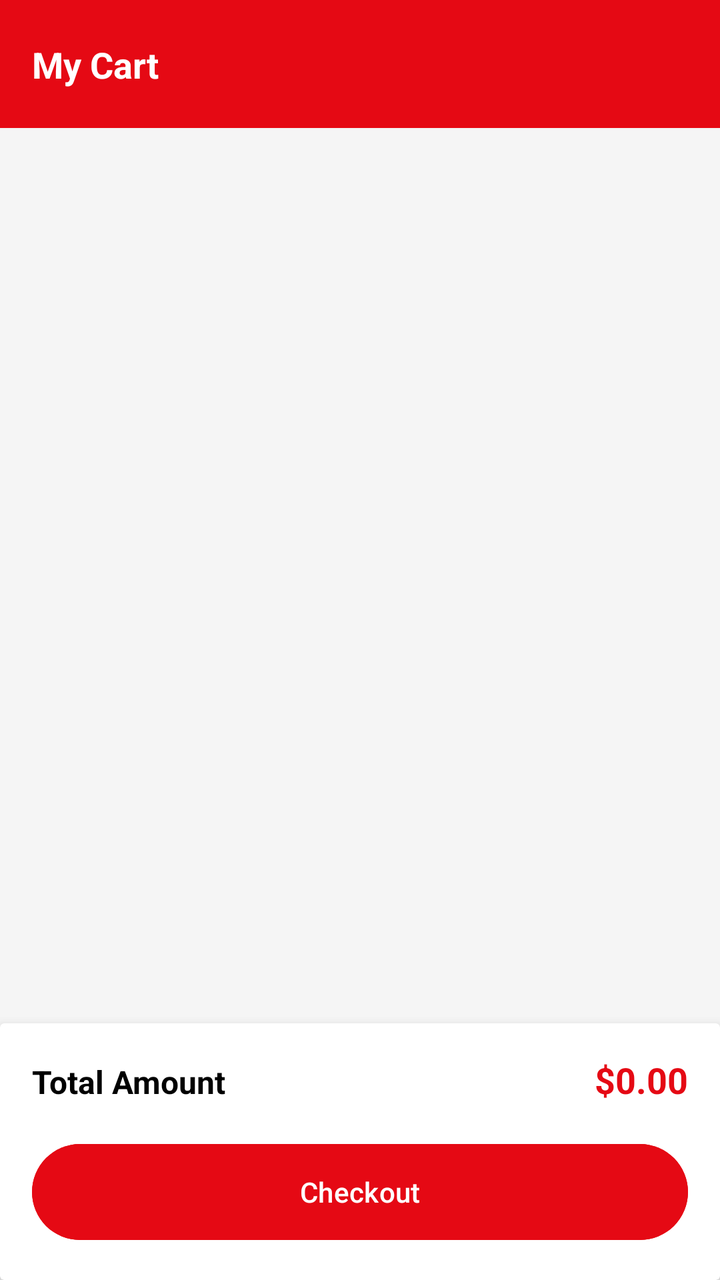
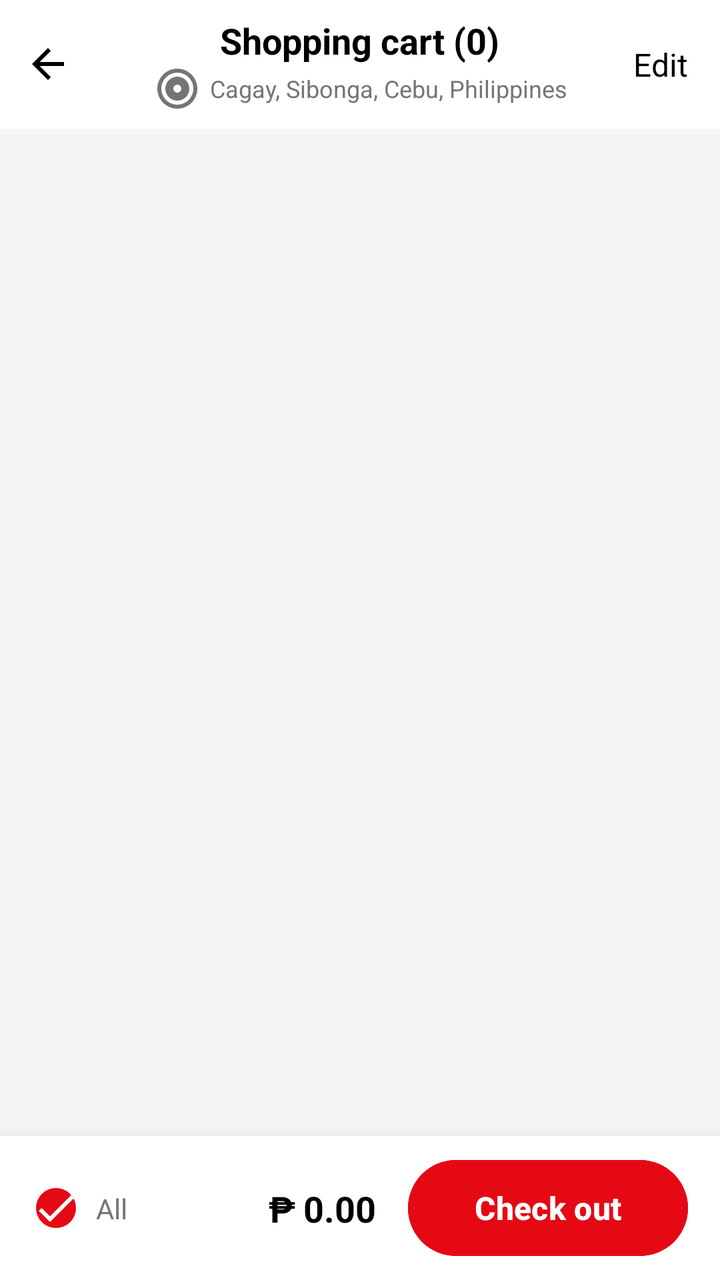

Two renders of the same Android screen: before a commit and after it. Below are the layout's source before the change and the commit's diff.
<!-- AndroidManifest.xml: application theme Theme.FlamePro -->
<!-- res/layout/fragment_cart.xml -->
<?xml version="1.0" encoding="utf-8"?>
<androidx.constraintlayout.widget.ConstraintLayout xmlns:android="http://schemas.android.com/apk/res/android"
    xmlns:app="http://schemas.android.com/apk/res-auto"
    android:layout_width="match_parent"
    android:layout_height="match_parent"
    android:background="@color/light_gray">

    <androidx.constraintlayout.widget.ConstraintLayout
        android:id="@+id/clToolbar"
        android:layout_width="match_parent"
        android:layout_height="?attr/actionBarSize"
        android:background="@color/brand_red"
        app:layout_constraintTop_toTopOf="parent">

        <TextView
            android:layout_width="wrap_content"
            android:layout_height="wrap_content"
            android:layout_marginStart="16dp"
            android:text="My Cart"
            android:textColor="@color/white"
            android:textSize="18sp"
            android:textStyle="bold"
            app:layout_constraintBottom_toBottomOf="parent"
            app:layout_constraintStart_toStartOf="parent"
            app:layout_constraintTop_toTopOf="parent" />
    </androidx.constraintlayout.widget.ConstraintLayout>

    <androidx.recyclerview.widget.RecyclerView
        android:id="@+id/rvCart"
        android:layout_width="match_parent"
        android:layout_height="0dp"
        android:paddingTop="8dp"
        app:layoutManager="androidx.recyclerview.widget.LinearLayoutManager"
        app:layout_constraintBottom_toTopOf="@id/cvSummary"
        app:layout_constraintTop_toBottomOf="@id/clToolbar" />

    <LinearLayout
        android:id="@+id/llEmptyCart"
        android:layout_width="match_parent"
        android:layout_height="0dp"
        android:background="@color/white"
        android:gravity="center"
        android:orientation="vertical"
        android:padding="24dp"
        android:visibility="gone"
        app:layout_constraintBottom_toBottomOf="parent"
        app:layout_constraintTop_toBottomOf="@id/clToolbar">

        <ImageView
            android:layout_width="160dp"
            android:layout_height="160dp"
            android:contentDescription="@string/empty_cart_illustration"
            android:src="@drawable/nav_cart"
            app:tint="#00897B" />

        <TextView
            android:layout_width="wrap_content"
            android:layout_height="wrap_content"
            android:layout_marginTop="24dp"
            android:text="@string/cart_empty_title"
            android:textColor="@color/black"
            android:textSize="26sp"
            android:textStyle="bold" />

        <TextView
            android:layout_width="wrap_content"
            android:layout_height="wrap_content"
            android:layout_marginTop="12dp"
            android:gravity="center"
            android:text="@string/cart_empty_subtitle"
            android:textColor="@color/text_gray"
            android:textSize="17sp" />

        <TextView
            android:layout_width="wrap_content"
            android:layout_height="wrap_content"
            android:layout_marginTop="16dp"
            android:gravity="center"
            android:text="@string/cart_empty_hint"
            android:textColor="@color/text_gray"
            android:textSize="15sp" />

        <com.google.android.material.button.MaterialButton
            android:id="@+id/btnBrowseProducts"
            android:layout_width="match_parent"
            android:layout_height="56dp"
            android:layout_marginTop="40dp"
            android:backgroundTint="@color/brand_red"
            android:text="@string/browse_products"
            android:textAllCaps="false"
            android:textSize="16sp"
            app:cornerRadius="12dp"
            app:icon="@drawable/nav_shop"
            app:iconGravity="textStart"
            app:iconPadding="12dp"
            app:iconTint="@color/white" />

    </LinearLayout>

    <androidx.cardview.widget.CardView
        android:id="@+id/cvSummary"
        android:layout_width="match_parent"
        android:layout_height="wrap_content"
        app:cardElevation="8dp"
        app:layout_constraintBottom_toBottomOf="parent">

        <LinearLayout
            android:layout_width="match_parent"
            android:layout_height="wrap_content"
            android:orientation="vertical"
            android:padding="16dp">

            <LinearLayout
                android:layout_width="match_parent"
                android:layout_height="wrap_content"
                android:orientation="horizontal">

                <TextView
                    android:layout_width="0dp"
                    android:layout_height="wrap_content"
                    android:layout_weight="1"
                    android:text="Total Amount"
                    android:textColor="@color/black"
                    android:textSize="16sp"
                    android:textStyle="bold" />

                <TextView
                    android:id="@+id/tvTotalPrice"
                    android:layout_width="wrap_content"
                    android:layout_height="wrap_content"
                    android:text="$0.00"
                    android:textColor="@color/brand_red"
                    android:textSize="18sp"
                    android:textStyle="bold" />
            </LinearLayout>

            <com.google.android.material.button.MaterialButton
                android:id="@+id/btnCheckout"
                android:layout_width="match_parent"
                android:layout_height="56dp"
                android:layout_marginTop="16dp"
                android:backgroundTint="@color/brand_red"
                android:text="Checkout"
                android:textAllCaps="false" />
        </LinearLayout>
    </androidx.cardview.widget.CardView>

</androidx.constraintlayout.widget.ConstraintLayout>
<!-- resources referenced by this layout -->
<resources>
  <!-- drawable nav_shop (drawable) -->
  <vector xmlns:android="http://schemas.android.com/apk/res/android"
      android:width="24dp"
      android:height="24dp"
      android:viewportWidth="24"
      android:viewportHeight="24">
      <path
          android:fillColor="#FF000000"
          android:pathData="M19,6h-2c0-2.76-2.24-5-5-5S7,3.24,7,6H5C3.9,6,3,6.9,3,8v12c0,1.1,0.9,2,2,2h14c1.1,0,2-0.9,2-2V8C21,6.9,20.1,6,19,6z M12,3c1.66,0,3,1.34,3,3H9C9,4.34,10.34,3,12,3z M19,20H5V8h14V20z M12,12c-1.66,0-3-1.34-3-3h2c0,0.55,0.45,1,1,1s1-0.45,1-1h2C15,10.66,13.66,12,12,12z"/>
  </vector>
  <string name="cart_empty_hint">Browse our products and find something\nyou\'ll love!</string>
  <string name="cart_empty_subtitle">Looks like you haven\'t added anything\nto your cart yet.</string>
  <!-- unchanged entries left out for length: 11 -->
</resources>

<!-- the commit's change to res/layout/fragment_cart.xml (unified diff, before → after) -->
@@ -1,39 +1,83 @@
 <?xml version="1.0" encoding="utf-8"?>
 <androidx.constraintlayout.widget.ConstraintLayout xmlns:android="http://schemas.android.com/apk/res/android"
     xmlns:app="http://schemas.android.com/apk/res-auto"
+    xmlns:tools="http://schemas.android.com/tools"
     android:layout_width="match_parent"
     android:layout_height="match_parent"
     android:background="@color/light_gray">
 
+    
     <androidx.constraintlayout.widget.ConstraintLayout
-        android:id="@+id/clToolbar"
-        android:layout_width="match_parent"
-        android:layout_height="?attr/actionBarSize"
-        android:background="@color/brand_red"
+        android:id="@+id/clTopBar"
+        android:layout_width="match_parent"
+        android:layout_height="wrap_content"
+        android:background="@color/white"
+        android:paddingVertical="8dp"
         app:layout_constraintTop_toTopOf="parent">
 
-        <TextView
-            android:layout_width="wrap_content"
-            android:layout_height="wrap_content"
-            android:layout_marginStart="16dp"
-            android:text="My Cart"
-            android:textColor="@color/white"
+        <ImageView
+            android:id="@+id/ivBack"
+            android:layout_width="48dp"
+            android:layout_height="48dp"
+            android:contentDescription="@string/app_name"
+            android:padding="12dp"
+            android:src="@drawable/ic_back"
+            app:layout_constraintStart_toStartOf="parent"
+            app:layout_constraintTop_toTopOf="parent"
+            app:tint="@color/black" />
+
+        <TextView
+            android:id="@+id/tvTitle"
+            android:layout_width="wrap_content"
+            android:layout_height="wrap_content"
+            android:text="Shopping cart (0)"
+            android:textColor="@color/black"
             android:textSize="18sp"
             android:textStyle="bold"
+            app:layout_constraintEnd_toEndOf="parent"
+            app:layout_constraintStart_toStartOf="parent"
+            app:layout_constraintTop_toTopOf="parent" />
+
+        <TextView
+            android:id="@+id/tvAddress"
+            android:layout_width="wrap_content"
+            android:layout_height="wrap_content"
+            android:drawableStart="@drawable/ic_coverage"
+            android:drawablePadding="4dp"
+            android:gravity="center"
+            android:text="Cagay, Sibonga, Cebu, Philippines"
+            android:textColor="@color/text_gray"
+            android:textSize="12sp"
+            app:layout_constraintEnd_toEndOf="parent"
+            app:layout_constraintStart_toStartOf="parent"
+            app:layout_constraintTop_toBottomOf="@id/tvTitle"
+            app:tint="@color/text_gray" />
+
+        <TextView
+            android:id="@+id/tvEdit"
+            android:layout_width="wrap_content"
+            android:layout_height="wrap_content"
+            android:layout_marginEnd="16dp"
+            android:text="Edit"
+            android:textColor="@color/black"
+            android:textSize="16sp"
             app:layout_constraintBottom_toBottomOf="parent"
-            app:layout_constraintStart_toStartOf="parent"
+            app:layout_constraintEnd_toEndOf="parent"
             app:layout_constraintTop_toTopOf="parent" />
     </androidx.constraintlayout.widget.ConstraintLayout>
 
+    
     <androidx.recyclerview.widget.RecyclerView
         android:id="@+id/rvCart"
         android:layout_width="match_parent"
         android:layout_height="0dp"
         android:paddingTop="8dp"
         app:layoutManager="androidx.recyclerview.widget.LinearLayoutManager"
-        app:layout_constraintBottom_toTopOf="@id/cvSummary"
-        app:layout_constraintTop_toBottomOf="@id/clToolbar" />
-
+        app:layout_constraintBottom_toTopOf="@id/clBottomBar"
+        app:layout_constraintTop_toBottomOf="@id/clTopBar"
+        tools:listitem="@layout/item_cart" />
+
+    
     <LinearLayout
         android:id="@+id/llEmptyCart"
         android:layout_width="match_parent"
@@ -44,7 +88,7 @@
         android:padding="24dp"
         android:visibility="gone"
         app:layout_constraintBottom_toBottomOf="parent"
-        app:layout_constraintTop_toBottomOf="@id/clToolbar">
+        app:layout_constraintTop_toBottomOf="@id/clTopBar">
 
         <ImageView
             android:layout_width="160dp"
@@ -61,24 +105,6 @@
             android:textColor="@color/black"
             android:textSize="26sp"
             android:textStyle="bold" />
-
-        <TextView
-            android:layout_width="wrap_content"
-            android:layout_height="wrap_content"
-            android:layout_marginTop="12dp"
-            android:gravity="center"
-            android:text="@string/cart_empty_subtitle"
-            android:textColor="@color/text_gray"
-            android:textSize="17sp" />
-
-        <TextView
-            android:layout_width="wrap_content"
-            android:layout_height="wrap_content"
-            android:layout_marginTop="16dp"
-            android:gravity="center"
-            android:text="@string/cart_empty_hint"
-            android:textColor="@color/text_gray"
-            android:textSize="15sp" />
 
         <com.google.android.material.button.MaterialButton
             android:id="@+id/btnBrowseProducts"
@@ -88,61 +114,294 @@
             android:backgroundTint="@color/brand_red"
             android:text="@string/browse_products"
             android:textAllCaps="false"
+            app:cornerRadius="12dp" />
+    </LinearLayout>
+
+    
+    <androidx.constraintlayout.widget.ConstraintLayout
+        android:id="@+id/clBottomBar"
+        android:layout_width="match_parent"
+        android:layout_height="72dp"
+        android:background="@color/white"
+        android:elevation="16dp"
+        android:paddingHorizontal="16dp"
+        app:layout_constraintBottom_toBottomOf="parent">
+
+        <ImageView
+            android:id="@+id/cbAll"
+            android:layout_width="24dp"
+            android:layout_height="24dp"
+            android:src="@drawable/custom_checked_circle"
+            android:clickable="true"
+            android:focusable="true"
+            app:layout_constraintBottom_toBottomOf="parent"
+            app:layout_constraintStart_toStartOf="parent"
+            app:layout_constraintTop_toTopOf="parent" />
+
+        <TextView
+            android:id="@+id/tvAllLabel"
+            android:layout_width="wrap_content"
+            android:layout_height="wrap_content"
+            android:layout_marginStart="8dp"
+            android:text="All"
+            android:textColor="@color/text_gray"
+            android:textSize="14sp"
+            app:layout_constraintBottom_toBottomOf="@id/cbAll"
+            app:layout_constraintStart_toEndOf="@id/cbAll"
+            app:layout_constraintTop_toTopOf="@id/cbAll" />
+
+        <TextView
+            android:id="@+id/tvTotalPriceSymbol"
+            android:layout_width="wrap_content"
+            android:layout_height="wrap_content"
+            android:layout_marginEnd="4dp"
+            android:text="₱"
+            android:textColor="@color/black"
+            android:textSize="18sp"
+            android:textStyle="bold"
+            app:layout_constraintBottom_toBottomOf="parent"
+            app:layout_constraintEnd_toStartOf="@id/tvTotalPrice"
+            app:layout_constraintTop_toTopOf="parent" />
+
+        <TextView
+            android:id="@+id/tvTotalPrice"
+            android:layout_width="wrap_content"
+            android:layout_height="wrap_content"
+            android:layout_marginEnd="16dp"
+            android:text="0.00"
+            android:textColor="@color/black"
+            android:textSize="18sp"
+            android:textStyle="bold"
+            app:layout_constraintBottom_toBottomOf="parent"
+            app:layout_constraintEnd_toStartOf="@id/btnCheckout"
+            app:layout_constraintTop_toTopOf="parent" />
+
+        <com.google.android.material.button.MaterialButton
+            android:id="@+id/btnCheckout"
+            android:layout_width="140dp"
+            android:layout_height="48dp"
+            android:backgroundTint="@color/brand_red"
+            android:insetTop="0dp"
+            android:insetBottom="0dp"
+            android:text="Check out"
+            android:textAllCaps="false"
+            android:textColor="@color/white"
             android:textSize="16sp"
-            app:cornerRadius="12dp"
-            app:icon="@drawable/nav_shop"
-            app:iconGravity="textStart"
-            app:iconPadding="12dp"
-            app:iconTint="@color/white" />
-
+            android:textStyle="bold"
+            app:cornerRadius="24dp"
+            app:layout_constraintBottom_toBottomOf="parent"
+            app:layout_constraintEnd_toEndOf="parent"
+            app:layout_constraintTop_toTopOf="parent" />
+
+    </androidx.constraintlayout.widget.ConstraintLayout>
+
+</androidx.constraintlayout.widget.ConstraintLayout>
+<!-- res/layout/item_cart.xml (included above) -->
+<?xml version="1.0" encoding="utf-8"?>
+<LinearLayout xmlns:android="http://schemas.android.com/apk/res/android"
+    xmlns:app="http://schemas.android.com/apk/res-auto"
+    xmlns:tools="http://schemas.android.com/tools"
+    android:layout_width="match_parent"
+    android:layout_height="wrap_content"
+    android:background="@color/white"
+    android:orientation="vertical"
+    android:paddingHorizontal="16dp">
+
+    
+    <LinearLayout
+        android:id="@+id/llShopHeader"
+        android:layout_width="match_parent"
+        android:layout_height="wrap_content"
+        android:layout_marginTop="16dp"
+        android:gravity="center_vertical"
+        android:orientation="horizontal">
+
+        <ImageView
+            android:id="@+id/cbShop"
+            android:layout_width="24dp"
+            android:layout_height="24dp"
+            android:src="@drawable/custom_checked_circle"
+            android:clickable="true"
+            android:focusable="true" />
+
+        <TextView
+            android:id="@+id/tvShopName"
+            android:layout_width="wrap_content"
+            android:layout_height="wrap_content"
+            android:layout_marginStart="12dp"
+            android:text="FlamePro Shop"
+            android:textColor="@color/black"
+            android:textSize="16sp"
+            android:textStyle="bold" />
+
+        <ImageView
+            android:layout_width="16dp"
+            android:layout_height="16dp"
+            android:layout_marginStart="4dp"
+            android:src="@drawable/ic_chevron_right"
+            app:tint="@color/text_gray" />
     </LinearLayout>
 
-    <androidx.cardview.widget.CardView
-        android:id="@+id/cvSummary"
+    <androidx.constraintlayout.widget.ConstraintLayout
         android:layout_width="match_parent"
         android:layout_height="wrap_content"
-        app:cardElevation="8dp"
-        app:layout_constraintBottom_toBottomOf="parent">
+        android:layout_marginTop="12dp"
+        android:paddingBottom="16dp">
+
+        <ImageView
+            android:id="@+id/cbItem"
+            android:layout_width="24dp"
+            android:layout_height="24dp"
+            android:src="@drawable/custom_checked_circle"
+            android:clickable="true"
+            android:focusable="true"
+            app:layout_constraintBottom_toBottomOf="@id/cvProductImage"
+            app:layout_constraintStart_toStartOf="parent"
+            app:layout_constraintTop_toTopOf="@id/cvProductImage" />
+
+        <com.google.android.material.card.MaterialCardView
+            android:id="@+id/cvProductImage"
+            android:layout_width="100dp"
+            android:layout_height="100dp"
+            android:layout_marginStart="12dp"
+            app:cardCornerRadius="8dp"
+            app:cardElevation="0dp"
+            app:layout_constraintStart_toEndOf="@id/cbItem"
+            app:layout_constraintTop_toTopOf="parent">
+
+            <ImageView
+                android:id="@+id/ivProduct"
+                android:layout_width="match_parent"
+                android:layout_height="match_parent"
+                android:padding="4dp"
+                android:scaleType="centerInside"
+                android:src="@drawable/logo" />
+        </com.google.android.material.card.MaterialCardView>
+
+        <TextView
+            android:id="@+id/tvName"
+            android:layout_width="0dp"
+            android:layout_height="wrap_content"
+            android:layout_marginStart="12dp"
+            android:ellipsize="end"
+            android:maxLines="2"
+            android:text="100% Original FlamePro Extinguisher Premium Grade"
+            android:textColor="@color/black"
+            android:textSize="14sp"
+            app:layout_constraintEnd_toStartOf="@id/ivDelete"
+            app:layout_constraintStart_toEndOf="@id/cvProductImage"
+            app:layout_constraintTop_toTopOf="parent" />
+
+        <ImageView
+            android:id="@+id/ivDelete"
+            android:layout_width="24dp"
+            android:layout_height="24dp"
+            android:src="@drawable/ic_delete"
+            app:layout_constraintEnd_toEndOf="parent"
+            app:layout_constraintTop_toTopOf="parent"
+            app:tint="@color/brand_red" />
+
+        <TextView
+            android:id="@+id/tvVariant"
+            android:layout_width="wrap_content"
+            android:layout_height="wrap_content"
+            android:layout_marginTop="4dp"
+            android:background="@drawable/light_gray_rect"
+            android:drawableEnd="@drawable/ic_chevron_right"
+            android:drawablePadding="4dp"
+            android:paddingHorizontal="8dp"
+            android:paddingVertical="2dp"
+            android:text="5 lb, ABC Dry"
+            android:textColor="@color/text_gray"
+            android:textSize="12sp"
+            app:layout_constraintStart_toStartOf="@id/tvName"
+            app:layout_constraintTop_toBottomOf="@id/tvName" />
+
+        <TextView
+            android:id="@+id/tvPriceSymbol"
+            android:layout_width="wrap_content"
+            android:layout_height="wrap_content"
+            android:layout_marginTop="8dp"
+            android:text="₱"
+            android:textColor="@color/brand_red"
+            android:textSize="18sp"
+            android:textStyle="bold"
+            app:layout_constraintStart_toStartOf="@id/tvName"
+            app:layout_constraintTop_toBottomOf="@id/tvVariant" />
+
+        <TextView
+            android:id="@+id/tvPrice"
+            android:layout_width="wrap_content"
+            android:layout_height="wrap_content"
+            android:text="469.00"
+            android:textColor="@color/brand_red"
+            android:textSize="18sp"
+            android:textStyle="bold"
+            app:layout_constraintBottom_toBottomOf="@id/tvPriceSymbol"
+            app:layout_constraintStart_toEndOf="@id/tvPriceSymbol"
+            app:layout_constraintTop_toTopOf="@id/tvPriceSymbol" />
+
+        <TextView
+            android:id="@+id/tvOriginalPrice"
+            android:layout_width="wrap_content"
+            android:layout_height="wrap_content"
+            android:layout_marginTop="2dp"
+            android:text="₱938.00 -50%"
+            android:textColor="@color/text_gray"
+            android:textSize="12sp"
+            app:layout_constraintStart_toStartOf="@id/tvPriceSymbol"
+            app:layout_constraintTop_toBottomOf="@id/tvPriceSymbol" />
+
+        <TextView
+            android:id="@+id/tvBonus"
+            android:layout_width="wrap_content"
+            android:layout_height="wrap_content"
+            android:layout_marginTop="4dp"
+            android:drawableStart="@drawable/ic_gift"
+            android:drawablePadding="4dp"
+            android:text="Get 8% off with bonus"
+            android:textColor="@color/rating_gold"
+            android:textSize="11sp"
+            app:layout_constraintStart_toStartOf="@id/tvName"
+            app:layout_constraintTop_toBottomOf="@id/tvOriginalPrice" />
 
         <LinearLayout
-            android:layout_width="match_parent"
-            android:layout_height="wrap_content"
-            android:orientation="vertical"
-            android:padding="16dp">
-
-            <LinearLayout
-                android:layout_width="match_parent"
+            android:id="@+id/llQuantityPicker"
+            android:layout_width="wrap_content"
+            android:layout_height="28dp"
+            android:background="@drawable/quantity_bg"
+            android:gravity="center_vertical"
+            android:orientation="horizontal"
+            android:paddingHorizontal="4dp"
+            app:layout_constraintBottom_toBottomOf="@id/tvPrice"
+            app:layout_constraintEnd_toEndOf="parent"
+            app:layout_constraintTop_toTopOf="@id/tvPrice">
+
+            <ImageView
+                android:id="@+id/ivMinus"
+                android:layout_width="24dp"
+                android:layout_height="24dp"
+                android:padding="6dp"
+                android:src="@drawable/ic_minus"
+                app:tint="@color/text_gray" />
+
+            <TextView
+                android:id="@+id/tvQuantity"
+                android:layout_width="30dp"
                 android:layout_height="wrap_content"
-                android:orientation="horizontal">
-
-                <TextView
-                    android:layout_width="0dp"
-                    android:layout_height="wrap_content"
-                    android:layout_weight="1"
-                    android:text="Total Amount"
-                    android:textColor="@color/black"
-                    android:textSize="16sp"
-                    android:textStyle="bold" />
-
-                <TextView
-                    android:id="@+id/tvTotalPrice"
-                    android:layout_width="wrap_content"
-                    android:layout_height="wrap_content"
-                    android:text="$0.00"
-                    android:textColor="@color/brand_red"
-                    android:textSize="18sp"
-                    android:textStyle="bold" />
-            </LinearLayout>
-
-            <com.google.android.material.button.MaterialButton
-                android:id="@+id/btnCheckout"
-                android:layout_width="match_parent"
-                android:layout_height="56dp"
-                android:layout_marginTop="16dp"
-                android:backgroundTint="@color/brand_red"
-                android:text="Checkout"
-                android:textAllCaps="false" />
+                android:gravity="center"
+                android:text="1"
+                android:textColor="@color/black"
+                android:textStyle="normal" />
+
+            <ImageView
+                android:id="@+id/ivPlus"
+                android:layout_width="24dp"
+                android:layout_height="24dp"
+                android:padding="6dp"
+                android:src="@drawable/ic_plus"
+                app:tint="@color/text_gray" />
         </LinearLayout>
-    </androidx.cardview.widget.CardView>
-
-</androidx.constraintlayout.widget.ConstraintLayout>
+
+    </androidx.constraintlayout.widget.ConstraintLayout>
+</LinearLayout>
<!-- resource entries referenced after the edit -->
@@ -1,17 +1,104 @@
 <!-- resources referenced by this layout -->
 <resources>
-  <!-- drawable nav_shop (drawable) -->
+  <color name="rating_gold">#FFD700</color>
+  <!-- drawable custom_checked_circle (drawable) -->
   <vector xmlns:android="http://schemas.android.com/apk/res/android"
       android:width="24dp"
       android:height="24dp"
       android:viewportWidth="24"
       android:viewportHeight="24">
       <path
-          android:fillColor="#FF000000"
-          android:pathData="M19,6h-2c0-2.76-2.24-5-5-5S7,3.24,7,6H5C3.9,6,3,6.9,3,8v12c0,1.1,0.9,2,2,2h14c1.1,0,2-0.9,2-2V8C21,6.9,20.1,6,19,6z M12,3c1.66,0,3,1.34,3,3H9C9,4.34,10.34,3,12,3z M19,20H5V8h14V20z M12,12c-1.66,0-3-1.34-3-3h2c0,0.55,0.45,1,1,1s1-0.45,1-1h2C15,10.66,13.66,12,12,12z"/>
+          android:fillColor="@color/brand_red"
+          android:pathData="M12,12m-10,0a10,10 0,1 1,20 0a10,10 0,1 1,-20 0" />
+      <path
+          android:fillColor="@color/white"
+          android:pathData="M9,16.17L4.83,12l-1.42,1.41L9,19 21,7l-1.41,-1.41L9,16.17z" />
   </vector>
-  <string name="cart_empty_hint">Browse our products and find something\nyou\'ll love!</string>
-  <string name="cart_empty_subtitle">Looks like you haven\'t added anything\nto your cart yet.</string>
+  <!-- drawable ic_back (drawable) -->
+  <vector xmlns:android="http://schemas.android.com/apk/res/android"
+      android:width="24dp"
+      android:height="24dp"
+      android:viewportWidth="24"
+      android:viewportHeight="24">
+      <path
+          android:fillColor="#FFFFFF"
+          android:pathData="M20,11H7.83l5.59,-5.59L12,4l-8,8 8,8 1.41,-1.41L7.83,13H20v-2z" />
+  </vector>
+  <!-- drawable ic_chevron_right (drawable) -->
+  <vector xmlns:android="http://schemas.android.com/apk/res/android"
+      android:width="24dp"
+      android:height="24dp"
+      android:viewportWidth="24"
+      android:viewportHeight="24">
+      <path
+          android:fillColor="#000000"
+          android:pathData="M10,6L8.59,7.41 13.17,12l-4.58,4.59L10,18l6,-6z"/>
+  </vector>
+  <!-- drawable ic_coverage (drawable) -->
+  <vector xmlns:android="http://schemas.android.com/apk/res/android"
+      android:width="24dp"
+      android:height="24dp"
+      android:viewportWidth="24"
+      android:viewportHeight="24">
+      <path
+          android:fillColor="#757575"
+          android:pathData="M12,2C6.48,2 2,6.48 2,12s4.48,10 10,10 10,-4.48 10,-10S17.52,2 12,2ZM12,20c-4.41,0 -8,-3.59 -8,-8s3.59,-8 8,-8 8,3.59 8,8 -3.59,8 -8,8ZM12,6c-3.31,0 -6,2.69 -6,6s2.69,6 6,6 6,-2.69 6,-6 -2.69,-6 -6,-6ZM12,14c-1.1,0 -2,-0.9 -2,-2s0.9,-2 2,-2 2,0.9 2,2 -0.9,2 -2,2Z" />
+  </vector>
+  <!-- drawable ic_delete (drawable) -->
+  <vector xmlns:android="http://schemas.android.com/apk/res/android"
+      android:width="24dp"
+      android:height="24dp"
+      android:viewportWidth="24"
+      android:viewportHeight="24">
+      <path
+          android:fillColor="#757575"
+          android:pathData="M6,19c0,1.1 0.9,2 2,2h8c1.1,0 2,-0.9 2,-2V7H6v12zM19,4h-3.5l-1,-1h-5l-1,1H5v2h14V4z" />
+  </vector>
+  <!-- drawable ic_gift (drawable) -->
+  <vector xmlns:android="http://schemas.android.com/apk/res/android"
+      android:width="24dp"
+      android:height="24dp"
+      android:viewportWidth="24"
+      android:viewportHeight="24">
+      <path
+          android:fillColor="#000000"
+          android:pathData="M20,6h-2.18c0.11,-0.31 0.18,-0.65 0.18,-1c0,-1.66 -1.34,-3 -3,-3c-1.05,0 -1.96,0.54 -2.5,1.35C11.96,2.54 11.05,2 10,2C8.34,2 7,3.34 7,5c0,0.35 0.07,0.69 0.18,1H5c-1.1,0 -2,0.9 -2,2v2c0,0.55 0.45,1 1,1h1v10c0,1.1 0.9,2 2,2h10c1.1,0 2,-0.9 2,-2V11h1c0.55,0 1,-0.45 1,-1V8C22,6.9 21.1,6 20,6z M15,4c0.55,0 1,0.45 1,1s-0.45,1 -1,1s-1,-0.45 -1,-1S14.45,4 15,4z M10,4c0.55,0 1,0.45 1,1s-0.45,1 -1,1s-1,-0.45 -1,-1S9.45,4 10,4z M19,10H5V8h14V10z M17,20H7V11h10V20z"/>
+  </vector>
+  <!-- drawable ic_minus (drawable) -->
+  <vector xmlns:android="http://schemas.android.com/apk/res/android"
+      android:width="24dp"
+      android:height="24dp"
+      android:viewportWidth="24"
+      android:viewportHeight="24">
+      <path
+          android:fillColor="#757575"
+          android:pathData="M19,13H5v-2h14v2z" />
+  </vector>
+  <!-- drawable ic_plus (drawable) -->
+  <vector xmlns:android="http://schemas.android.com/apk/res/android"
+      android:width="24dp"
+      android:height="24dp"
+      android:viewportWidth="24"
+      android:viewportHeight="24">
+      <path
+          android:fillColor="#757575"
+          android:pathData="M19,13h-6v6h-2v-6H5v-2h6V5h2v6h6v2z" />
+  </vector>
+  <!-- drawable light_gray_rect (drawable) -->
+  <?xml version="1.0" encoding="utf-8"?>
+  <shape xmlns:android="http://schemas.android.com/apk/res/android">
+      <solid android:color="#F5F5F5" />
+      <corners android:radius="8dp" />
+  </shape>
+  <!-- drawable logo: jpg bitmap (drawable, 133451 bytes) -->
+  <!-- drawable quantity_bg (drawable) -->
+  <?xml version="1.0" encoding="utf-8"?>
+  <shape xmlns:android="http://schemas.android.com/apk/res/android">
+      <stroke android:width="1dp" android:color="@color/black" />
+      <corners android:radius="20dp" />
+      <solid android:color="@color/white" />
+  </shape>
+  <string name="app_name">FlamePro</string>
   <!-- unchanged entries left out for length: 11 -->
 </resources>
 
